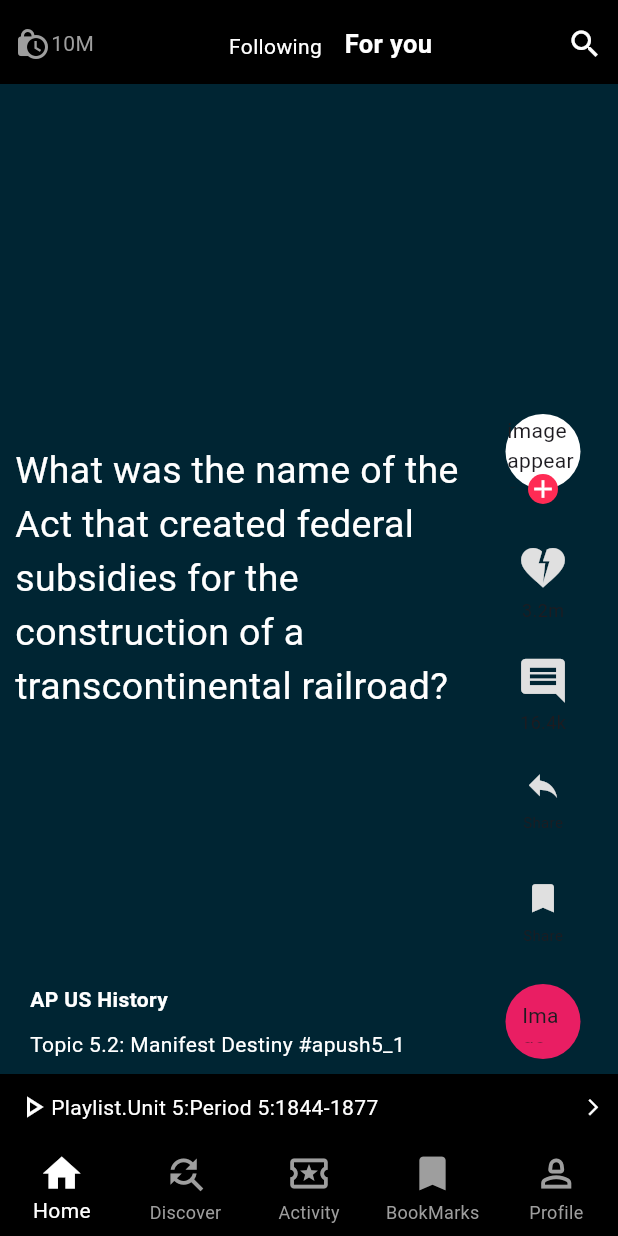
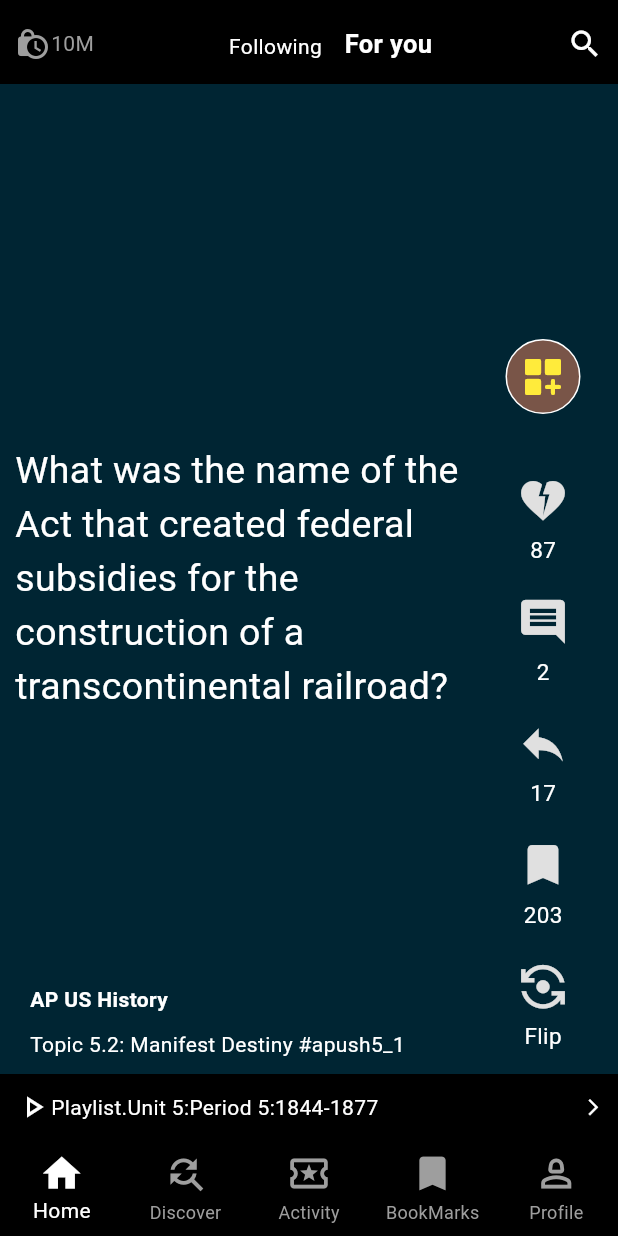
Before and after one commit to srineesh-s/tiktok_clone, a Flutter app: the screen it shows after launch, on a phone screen of 412 x 824 dp. Run offline on Flutter 3.47's test engine with Material 2 defaults, Android fonts, the phone set to English and light mode, and no system bars.

Commit message:
Fixed the action bar

```diff
--- a/lib/screens/tiktok_screen/widgets/actions_bar.dart
+++ b/lib/screens/tiktok_screen/widgets/actions_bar.dart
@@ -23,90 +23,61 @@ class ActionsToolbar extends StatelessWidget {
     return SizedBox(
       width: 100.0,
       child: Column(mainAxisSize: MainAxisSize.min, children: [
-        _getFollowAction(),
-        _getSocialAction(icon: Icons.heart_broken, title: '3.2m'),
-        _getSocialAction(icon: Icons.insert_comment, title: '16.4k'),
-        _getSocialAction(icon: Icons.reply, title: 'Share', isShare: true),
-        _getSocialAction(icon: Icons.bookmark, title: 'Share', isShare: true),
-        _getMusicPlayerAction()
+        _getScrollButtonAction(),
+        _getSocialAction(icon: Icons.heart_broken, title: '87'),
+        _getSocialAction(icon: Icons.insert_comment, title: '2'),
+        _getSocialAction(icon: Icons.reply, title: '17'),
+        _getSocialAction(icon: Icons.bookmark, title: '203'),
+        _getSocialAction(icon: Icons.flip_camera_android, title: 'Flip'),
+        const SizedBox(height: 15.0),
       ]),
     );
   }
 
-  Widget _getSocialAction(
-      {required String title, required IconData icon, bool isShare = false}) {
+  Widget _getSocialAction({required String title, required IconData icon}) {
     return Container(
-        margin: const EdgeInsets.only(top: 15.0),
-        width: 60.0,
-        height: 60.0,
+        margin: const EdgeInsets.only(top: 20.0),
         child: Column(children: [
-          Icon(icon, size: isShare ? 25.0 : 35.0, color: Colors.grey[300]),
+          Icon(icon, size: 35.0, color: Colors.grey[300]),
           Padding(
-            padding: EdgeInsets.only(top: isShare ? 5.0 : 2.0),
-            child:
-                Text(title, style: TextStyle(fontSize: isShare ? 10.0 : 12.0)),
+            padding: const EdgeInsets.only(top: 5),
+            child: Text(title,
+                style: const TextStyle(
+                  fontSize: 15.0,
+                  color: Colors.white,
+                )),
           )
         ]));
   }
 
-  Widget _getFollowAction() {
+  Widget _getScrollButtonAction() {
     return Container(
         margin: const EdgeInsets.symmetric(vertical: 10.0),
         width: 60.0,
         height: 60.0,
-        child: Stack(children: [_getProfilePicture(), _getPlusIcon()]));
+        child: Stack(children: [
+          _getScrollPicture(),
+        ]));
   }
 
-  Widget _getPlusIcon() {
-    return Positioned(
-      bottom: 0,
-      left: ((actionWidgetSize / 2) - (plusIconSize / 2)),
-      child: Container(
-          width: plusIconSize, // plusIconSize = 20.0;
-          height: plusIconSize, // plusIconSize = 20.0;
-          decoration: BoxDecoration(
-              color: const Color.fromARGB(255, 255, 43, 84),
-              borderRadius: BorderRadius.circular(15.0)),
-          child: const Icon(
-            Icons.add,
-            color: Colors.white,
-            size: 20.0,
-          )),
-    );
-  }
-
-  Widget _getProfilePicture() {
+  Widget _getScrollPicture() {
     return Positioned(
         left: (actionWidgetSize / 2) - (profileImageSize / 2),
         child: Container(
-          padding: const EdgeInsets.all(
-              1.0), // Add 1.0 point padding to create border
-          height: profileImageSize, // profileImageSize = 50.0;
-          width: profileImageSize, // profileImageSize = 50.0;
-          decoration: BoxDecoration(
-              color: Colors.white,
-              borderRadius: BorderRadius.circular(profileImageSize / 2)),
-          // import 'package:cached_network_image/cached_network_image.dart'; at the top to use CachedNetworkImage
-          child: const Text("image appears"),
-        ));
-  }
-
-  Widget _getMusicPlayerAction() {
-    return Container(
-        margin: const EdgeInsets.only(top: 10.0),
-        width: actionWidgetSize,
-        height: actionWidgetSize,
-        child: Column(children: [
-          Container(
-            padding: const EdgeInsets.all(11.0),
-            height: profileImageSize,
-            width: profileImageSize,
+            padding: const EdgeInsets.all(
+                1.0), // Add 1.0 point padding to create border
+            height: profileImageSize, // profileImageSize = 50.0;
+            width: profileImageSize, // profileImageSize = 50.0;
             decoration: BoxDecoration(
-                // gradient: musicGradient,
-                color: Colors.pink,
+                color: Colors.brown,
+                border: Border.all(color: Colors.white),
                 borderRadius: BorderRadius.circular(profileImageSize / 2)),
-            child: const Text("Image appearts"),
-          ),
-        ]));
+            child: const Center(
+              child: Icon(
+                Icons.dashboard_customize_rounded,
+                color: Colors.yellow,
+                size: 32,
+              ),
+            )));
   }
 }
```
